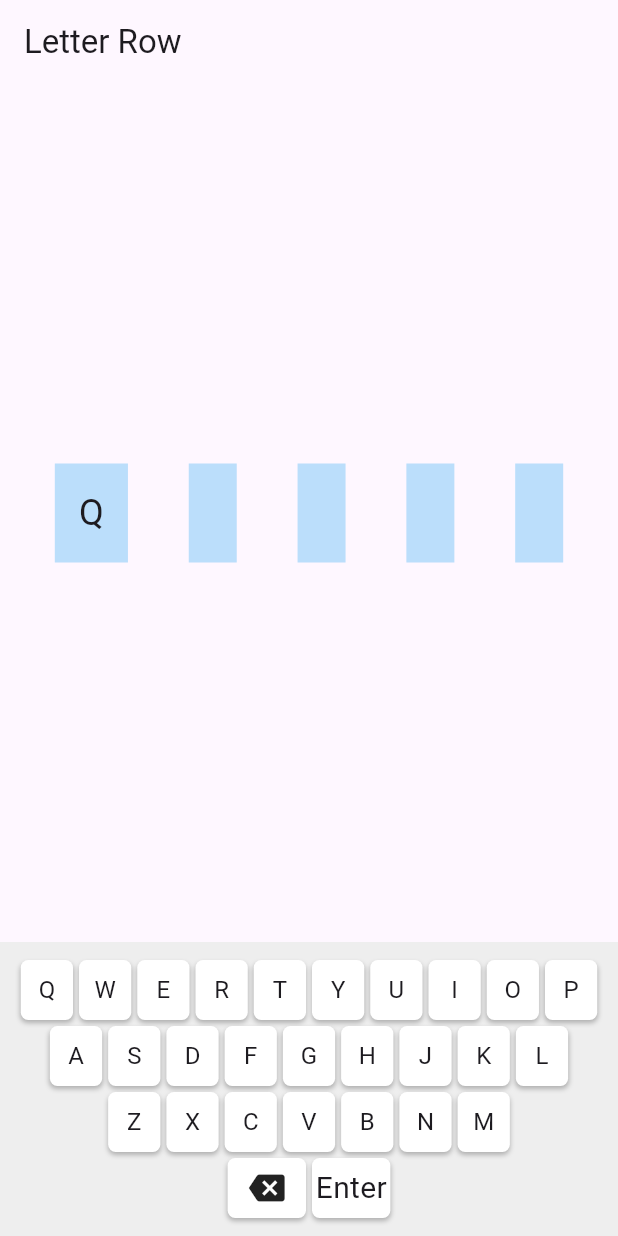
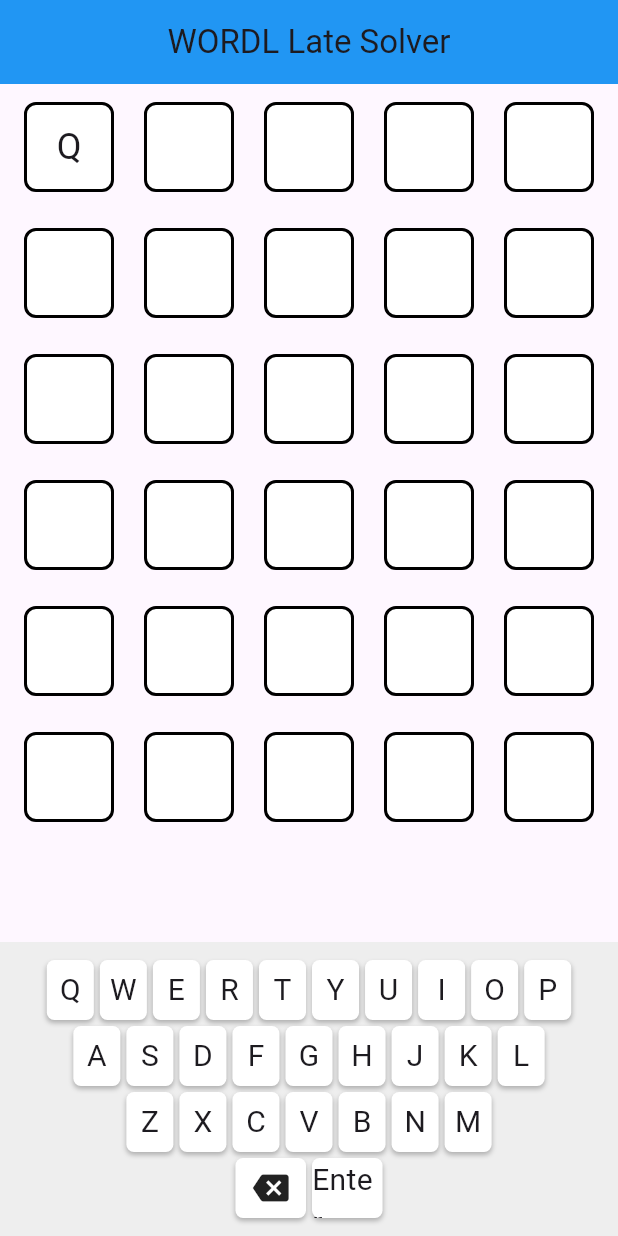
Before and after one commit to deda-72/late_solver, a Flutter app: the screen it shows after launch, after a tap on an icon or button, on a phone screen of 412 x 824 dp. Run offline on Flutter 3.47's test engine with Material 3 defaults, Android fonts, the phone set to English and light mode, and no system bars.

Commit message:
all 6 rows are done

```diff
--- a/lib/main.dart
+++ b/lib/main.dart
@@ -19,13 +19,15 @@
 }
 
 class _LetterRowScreenState extends State<LetterRowScreen> {
-  List<String> letters = List.generate(5, (_) => '');
+  List<List<String>> rows =
+      List.generate(6, (_) => List.generate(5, (_) => ''));
+  int currentRow = 0; // Keep track of the current row being edited
   bool isFixed = false;
 
-  void updateLetter(int index, String letter) {
+  void updateLetter(int rowIndex, int colIndex, String letter) {
     if (!isFixed) {
       setState(() {
-        letters[index] = letter;
+        rows[rowIndex][colIndex] = letter;
       });
     }
   }
@@ -33,9 +35,9 @@
   void removeLetter() {
     if (!isFixed) {
       setState(() {
-        for (int i = letters.length - 1; i >= 0; i--) {
-          if (letters[i].isNotEmpty) {
-            letters[i] = '';
+        for (int colIndex = 4; colIndex >= 0; colIndex--) {
+          if (rows[currentRow][colIndex].isNotEmpty) {
+            rows[currentRow][colIndex] = '';
             break;
           }
         }
@@ -44,7 +46,7 @@
   }
 
   void submit() {
-    if (letters.contains('')) {
+    if (rows[currentRow].contains('')) {
       return; // Do not commit if less than 5 letters entered
     }
 
@@ -57,41 +59,69 @@
 
   void onEnterPressed() {
     // Future function to be defined here
-    print("Letters fixed: ${letters.join()}");
+    print("Row ${currentRow + 1} fixed: ${rows[currentRow].join()}");
+    // Move to the next row after submitting
+    if (currentRow < rows.length - 1) {
+      setState(() {
+        currentRow++;
+        isFixed = false; // Reset the fixed state for the next row
+      });
+    }
   }
 
   @override
   Widget build(BuildContext context) {
     return Scaffold(
       appBar: AppBar(
-        title: Text('Letter Row'),
+        title: Text('WORDL Late Solver'),
+        centerTitle: true,
+        backgroundColor: Colors.blue,
       ),
       body: Column(
         children: [
           Expanded(
-            child: Center(
+            child: ListView.builder(
+              itemCount: rows.length,
+              itemBuilder: (context, rowIndex) {
+                return Container(
+                  margin: EdgeInsets.symmetric(vertical: 8.0),
                   child: Row(
                     mainAxisAlignment: MainAxisAlignment.spaceEvenly,
-                children: List.generate(5, (index) {
+                    children: List.generate(5, (colIndex) {
                       return Container(
+                        width: 60.0, // Fixed width
+                        height: 60.0, // Fixed height to make it square
                         margin: EdgeInsets.all(4.0),
-                    padding: EdgeInsets.all(16.0),
-                    color: Colors.blue[100],
+                        decoration: BoxDecoration(
+                          color: Colors.white, // White background
+                          border: Border.all(
+                            color: Colors.black, // Black border
+                            width: 2.0, // Border width
+                          ),
+                          borderRadius:
+                              BorderRadius.circular(8.0), // Rounded corners
+                        ),
+                        child: Center(
                           child: Text(
-                      letters[index],
+                            rows[rowIndex][colIndex],
                             style: TextStyle(fontSize: 24),
+                          ),
                         ),
                       );
                     }),
                   ),
+                );
+              },
             ),
           ),
           Keyboard(
             onLetterSelected: (letter) {
-              for (int i = 0; i < letters.length; i++) {
-                if (letters[i].isEmpty) {
-                  updateLetter(i, letter);
+              if (!isFixed && currentRow < rows.length) {
+                for (int i = 0; i < rows[currentRow].length; i++) {
+                  if (rows[currentRow][i].isEmpty) {
+                    updateLetter(currentRow, i, letter);
                     break;
+                  }
                 }
               }
             },
@@ -125,8 +155,10 @@
   Widget build(BuildContext context) {
     return LayoutBuilder(
       builder: (context, constraints) {
-        double keyWidth =
-            (constraints.maxWidth - 25) / 10 * 0.9; // 10 keys per row
+        // Define key size based on screen width
+        double keyWidth = (constraints.maxWidth - 20) /
+            10 *
+            0.8; // Decrease key width by factor 0.8
         double keyHeight = 40.0;
 
         return Container(
@@ -180,7 +212,7 @@
         child: Center(
           child: Text(
             letter,
-            style: TextStyle(fontSize: 16),
+            style: TextStyle(fontSize: 20),
           ),
         ),
       ),
```
Lines whose indentation alone changed are shown as unchanged.
